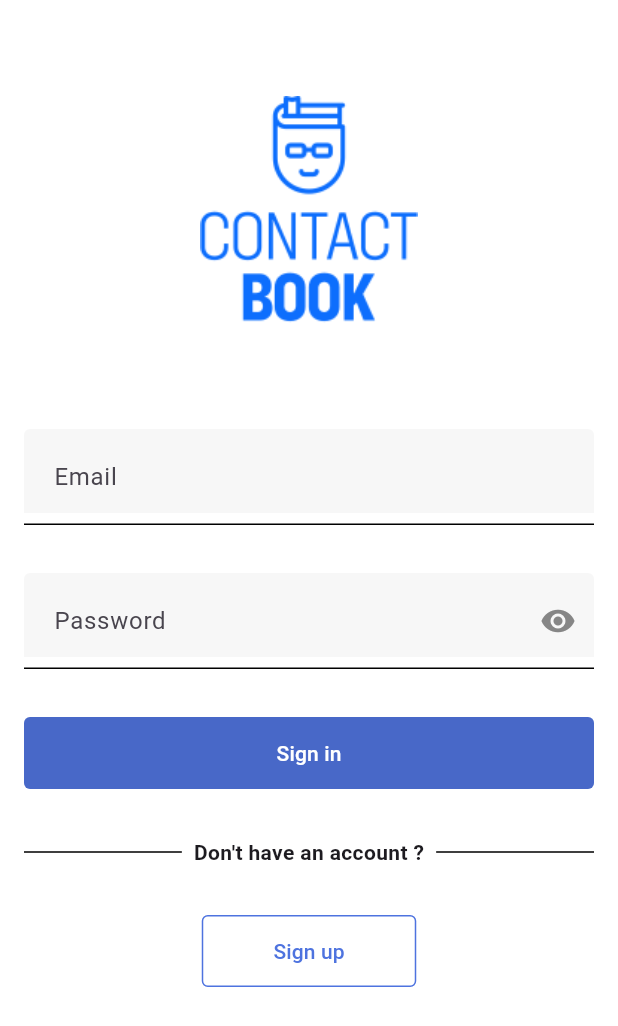
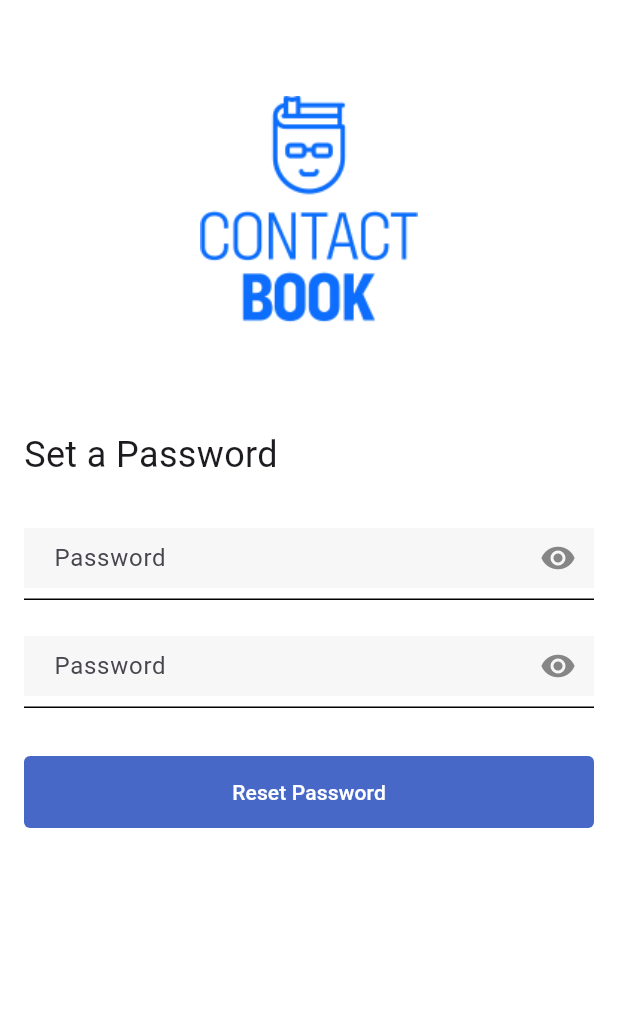
Before and after one commit to Elyas-alnayef/Contacts-App, a Flutter app: the screen it shows after launch, on a phone screen of 412 x 824 dp. Shown: the top 1026 px of the screen. Run offline on Flutter 3.47's test engine with Material 3 defaults, Android fonts, the phone set to English and light mode, and no system bars; our stand-ins replace dartz, dio, hive, hive_flutter, shared_preferences; missing offline and left inert: jwt_decode; accounts and stored records are empty.

Commit message:
create-resetpassword-ui-pages

```diff
--- /dev/null
+++ b/lib/features/auth/presentation/pages/reset_password_page.dart
@@ -0,0 +1,69 @@
+import 'package:flutter/material.dart';
+import '../widgets/auth_navigate_button.dart';
+import '../widgets/auth_submit_button.dart';
+import '../widgets/auth_textfield.dart';
+
+class ResetPasswordPage extends StatelessWidget {
+  const ResetPasswordPage({super.key});
+
+  @override
+  Widget build(BuildContext context) {
+    return SafeArea(
+      child: Scaffold(
+        backgroundColor: Colors.white,
+        body: SingleChildScrollView(
+          child: Column(
+            crossAxisAlignment: CrossAxisAlignment.center,
+            children: [
+              SizedBox(
+                height: 64,
+              ),
+              Container(
+                width: 145.29,
+                height: 151,
+                child: Image.asset('assets/images/c.png'),
+              ),
+              SizedBox(
+                height: 57,
+              ),
+              Container(
+                margin: EdgeInsets.symmetric(horizontal: 16),
+                padding: EdgeInsets.symmetric(vertical: 14),
+                child: Column(
+                  crossAxisAlignment: CrossAxisAlignment.start,
+                  children: [
+                    Text(
+                      "Set a Password",
+                      style:
+                          TextStyle(fontSize: 24, fontWeight: FontWeight.w400),
+                    ),
+                    SizedBox(
+                      height: 32,
+                    ),
+                    AuthTextField(
+                        height: 40,
+                        hitn: 'Password',
+                        isObscureText: true,
+                        suffixIcon: Icon(Icons.remove_red_eye)),
+                    SizedBox(
+                      height: 24,
+                    ),
+                    AuthTextField(
+                        height: 40,
+                        hitn: 'Password',
+                        isObscureText: true,
+                        suffixIcon: Icon(Icons.remove_red_eye)),
+                    SizedBox(
+                      height: 32,
+                    ),
+                    SubmitButton(function: () {}, name: "Reset Password"),
+                  ],
+                ),
+              )
+            ],
+          ),
+        ),
+      ),
+    );
+  }
+}
--- a/lib/main.dart
+++ b/lib/main.dart
@@ -1,4 +1,6 @@
+import 'package:contacts_app/features/auth/presentation/pages/email_verification_page.dart';
 import 'package:contacts_app/features/auth/presentation/pages/login_page.dart';
+import 'package:contacts_app/features/auth/presentation/pages/reset_password_page.dart';
 import 'package:contacts_app/features/auth/presentation/pages/signup_page.dart';
 import 'package:flutter/material.dart';
 import 'package:hive_flutter/adapters.dart';
@@ -26,7 +28,7 @@ class MyApp extends StatelessWidget {
         colorScheme: ColorScheme.fromSeed(seedColor: Colors.deepPurple),
         useMaterial3: true,
       ),
-      home: LogInPage(),
+      home: ResetPasswordPage(),
     );
   }
 }
```
Also changed, not shown: lib/features/auth/presentation/pages/email_verification_page.dart (added, +63 -0 lines).
